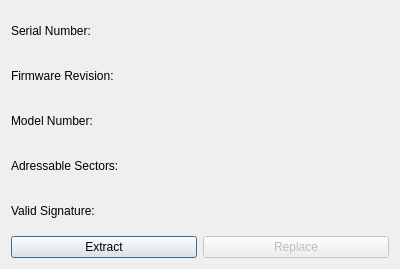
Old version of the form Velocity/securitysectordialog.ui in the repository hetelek/Velocity.
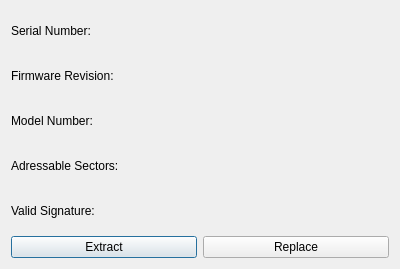
New version of the form. Icons and pictures are not drawn.

The edit to the form file:
```diff
--- a/Velocity/securitysectordialog.ui
+++ b/Velocity/securitysectordialog.ui
@@ -136,7 +136,7 @@
        <item>
         <widget class="QPushButton" name="btnReplaceSecuritySector">
          <property name="enabled">
-          <bool>false</bool>
+          <bool>true</bool>
          </property>
          <property name="text">
           <string>Replace</string>
```
